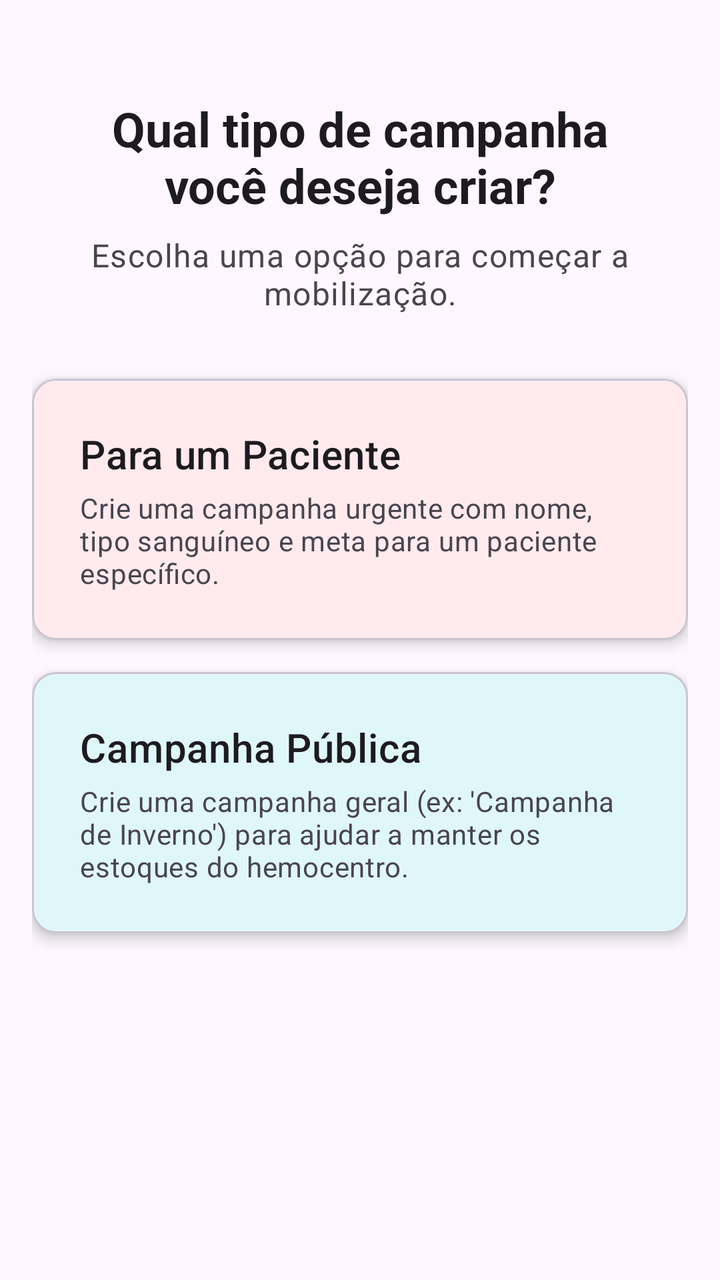
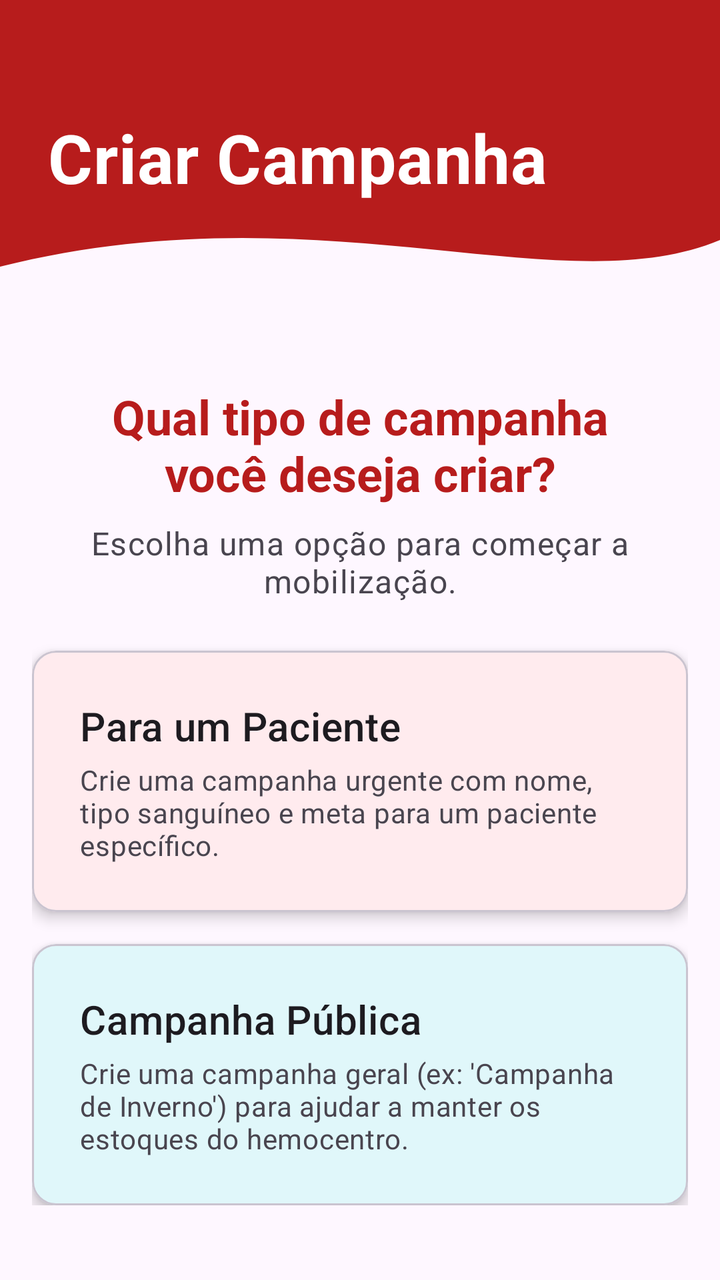

Compare the two renders of this Android layout. The source of the first and the diff that turns it into the second are given below.
<!-- AndroidManifest.xml: application theme Theme.DoandoMais -->
<!-- res/layout/fragment_criar_campanha.xml -->
<?xml version="1.0" encoding="utf-8"?>
<androidx.constraintlayout.widget.ConstraintLayout xmlns:android="http://schemas.android.com/apk/res/android"
    xmlns:app="http://schemas.android.com/apk/res-auto"
    xmlns:tools="http://schemas.android.com/tools"
    android:layout_width="match_parent"
    android:layout_height="match_parent"
    android:padding="16dp"
    tools:context=".ui.campanha_criar.CriarCampanhaFragment">

    <TextView
        android:id="@+id/tv_criar_titulo"
        android:layout_width="wrap_content"
        android:layout_height="wrap_content"
        android:layout_marginTop="32dp"
        android:text="Qual tipo de campanha\nvocê deseja criar?"
        android:textAppearance="?attr/textAppearanceHeadline5"
        android:textStyle="bold"
        android:textColor="?attr/colorOnSurface"
        android:gravity="center"
        app:layout_constraintEnd_toEndOf="parent"
        app:layout_constraintStart_toStartOf="parent"
        app:layout_constraintTop_toTopOf="parent" />

    <TextView
        android:id="@+id/tv_criar_subtitulo"
        android:layout_width="0dp"
        android:layout_height="wrap_content"
        android:layout_marginTop="8dp"
        android:text="Escolha uma opção para começar a mobilização."
        android:textAppearance="?attr/textAppearanceBody1"
        android:textColor="?attr/colorOnSurfaceVariant"
        android:gravity="center"
        app:layout_constraintEnd_toEndOf="parent"
        app:layout_constraintStart_toStartOf="parent"
        app:layout_constraintTop_toBottomOf="@id/tv_criar_titulo" />


    <com.google.android.material.card.MaterialCardView
        android:id="@+id/card_criar_paciente"
        android:layout_width="0dp"
        android:layout_height="wrap_content"
        android:layout_marginTop="32dp"
        android:clickable="true"
        android:focusable="true"
        app:cardElevation="4dp"
        app:cardBackgroundColor="@color/card_paciente_bg"
        app:layout_constraintEnd_toEndOf="parent"
        app:layout_constraintStart_toStartOf="parent"
        app:layout_constraintTop_toBottomOf="@id/tv_criar_subtitulo"
        app:strokeColor="?attr/colorOutlineVariant"
        app:strokeWidth="1dp">

        <LinearLayout
            android:layout_width="match_parent"
            android:layout_height="wrap_content"
            android:orientation="vertical"
            android:padding="24dp">

            <TextView
                android:layout_width="wrap_content"
                android:layout_height="wrap_content"
                android:text="Para um Paciente"
                android:textAppearance="?attr/textAppearanceHeadline6"
                android:textColor="?attr/colorOnSurface" />

            <TextView
                android:layout_width="wrap_content"
                android:layout_height="wrap_content"
                android:layout_marginTop="4dp"
                android:text="Crie uma campanha urgente com nome, tipo sanguíneo e meta para um paciente específico."
                android:textAppearance="?attr/textAppearanceBody2"
                android:textColor="?attr/colorOnSurfaceVariant" />
        </LinearLayout>
    </com.google.android.material.card.MaterialCardView>

    <com.google.android.material.card.MaterialCardView
        android:id="@+id/card_criar_publica"
        android:layout_width="0dp"
        android:layout_height="wrap_content"
        android:layout_marginTop="16dp"
        android:clickable="true"
        android:focusable="true"
        app:cardElevation="4dp"
        app:cardBackgroundColor="@color/card_publica_bg"
        app:layout_constraintEnd_toEndOf="parent"
        app:layout_constraintStart_toStartOf="parent"
        app:layout_constraintTop_toBottomOf="@id/card_criar_paciente"
        app:strokeColor="?attr/colorOutlineVariant"
        app:strokeWidth="1dp">

        <LinearLayout
            android:layout_width="match_parent"
            android:layout_height="wrap_content"
            android:orientation="vertical"
            android:padding="24dp">

            <TextView
                android:layout_width="wrap_content"
                android:layout_height="wrap_content"
                android:text="Campanha Pública"
                android:textAppearance="?attr/textAppearanceHeadline6"
                android:textColor="?attr/colorOnSurface" />

            <TextView
                android:layout_width="wrap_content"
                android:layout_height="wrap_content"
                android:layout_marginTop="4dp"
                android:text="Crie uma campanha geral (ex: 'Campanha de Inverno') para ajudar a manter os estoques do hemocentro."
                android:textAppearance="?attr/textAppearanceBody2"
                android:textColor="?attr/colorOnSurfaceVariant" />
        </LinearLayout>
    </com.google.android.material.card.MaterialCardView>

</androidx.constraintlayout.widget.ConstraintLayout>
<!-- resources referenced by this layout -->
<resources>
  <color name="card_paciente_bg">#FFEBEE</color>
  <color name="card_publica_bg">#E0F7FA</color> ```
  <style name="Theme.DoandoMais" parent="Base.Theme.DoandoMais" />
  <style name="Base.Theme.DoandoMais" parent="Theme.Material3.DayNight.NoActionBar">
          
          
      </style>
</resources>

<!-- the commit's change to res/layout/fragment_criar_campanha.xml (unified diff, before → after) -->
@@ -4,111 +4,140 @@
     xmlns:tools="http://schemas.android.com/tools"
     android:layout_width="match_parent"
     android:layout_height="match_parent"
-    android:padding="16dp"
+    android:background="?attr/colorSurface"
     tools:context=".ui.campanha_criar.CriarCampanhaFragment">
 
+    <ImageView
+        android:id="@+id/header_background"
+        android:layout_width="match_parent"
+        android:layout_height="160dp"
+        android:scaleType="fitXY"
+        android:src="@drawable/bg_header_wave"
+        app:layout_constraintTop_toTopOf="parent"
+        app:layout_constraintStart_toStartOf="parent"
+        app:layout_constraintEnd_toEndOf="parent" />
+
     <TextView
-        android:id="@+id/tv_criar_titulo"
+        android:id="@+id/tv_criar_header_titulo"
         android:layout_width="wrap_content"
         android:layout_height="wrap_content"
-        android:layout_marginTop="32dp"
-        android:text="Qual tipo de campanha\nvocê deseja criar?"
-        android:textAppearance="?attr/textAppearanceHeadline5"
+        android:layout_marginTop="56dp"
+        android:layout_marginStart="24dp"
+        android:text="Criar Campanha"
+        android:textAppearance="?attr/textAppearanceHeadline4"
+        android:textColor="@color/white"
         android:textStyle="bold"
-        android:textColor="?attr/colorOnSurface"
-        android:gravity="center"
-        app:layout_constraintEnd_toEndOf="parent"
         app:layout_constraintStart_toStartOf="parent"
         app:layout_constraintTop_toTopOf="parent" />
 
-    <TextView
-        android:id="@+id/tv_criar_subtitulo"
+    <ScrollView
         android:layout_width="0dp"
-        android:layout_height="wrap_content"
-        android:layout_marginTop="8dp"
-        android:text="Escolha uma opção para começar a mobilização."
-        android:textAppearance="?attr/textAppearanceBody1"
-        android:textColor="?attr/colorOnSurfaceVariant"
-        android:gravity="center"
-        app:layout_constraintEnd_toEndOf="parent"
+        android:layout_height="0dp"
+        android:clipToPadding="false"
+        android:padding="16dp"
+        app:layout_constraintTop_toBottomOf="@id/header_background"
+        app:layout_constraintBottom_toBottomOf="parent"
         app:layout_constraintStart_toStartOf="parent"
-        app:layout_constraintTop_toBottomOf="@id/tv_criar_titulo" />
-
-
-    <com.google.android.material.card.MaterialCardView
-        android:id="@+id/card_criar_paciente"
-        android:layout_width="0dp"
-        android:layout_height="wrap_content"
-        android:layout_marginTop="32dp"
-        android:clickable="true"
-        android:focusable="true"
-        app:cardElevation="4dp"
-        app:cardBackgroundColor="@color/card_paciente_bg"
-        app:layout_constraintEnd_toEndOf="parent"
-        app:layout_constraintStart_toStartOf="parent"
-        app:layout_constraintTop_toBottomOf="@id/tv_criar_subtitulo"
-        app:strokeColor="?attr/colorOutlineVariant"
-        app:strokeWidth="1dp">
+        app:layout_constraintEnd_toEndOf="parent">
 
         <LinearLayout
             android:layout_width="match_parent"
             android:layout_height="wrap_content"
-            android:orientation="vertical"
-            android:padding="24dp">
+            android:orientation="vertical">
 
             <TextView
-                android:layout_width="wrap_content"
+                android:id="@+id/tv_criar_titulo"
+                android:layout_width="match_parent"
                 android:layout_height="wrap_content"
-                android:text="Para um Paciente"
-                android:textAppearance="?attr/textAppearanceHeadline6"
-                android:textColor="?attr/colorOnSurface" />
+                android:layout_marginTop="16dp"
+                android:gravity="center"
+                android:text="Qual tipo de campanha\nvocê deseja criar?"
+                android:textAppearance="?attr/textAppearanceHeadline5"
+                android:textStyle="bold"
+                android:textColor="@color/doando_red_primary" />
 
             <TextView
-                android:layout_width="wrap_content"
+                android:id="@+id/tv_criar_subtitulo"
+                android:layout_width="match_parent"
                 android:layout_height="wrap_content"
-                android:layout_marginTop="4dp"
-                android:text="Crie uma campanha urgente com nome, tipo sanguíneo e meta para um paciente específico."
-                android:textAppearance="?attr/textAppearanceBody2"
+                android:layout_marginTop="8dp"
+                android:gravity="center"
+                android:text="Escolha uma opção para começar a mobilização."
+                android:textAppearance="?attr/textAppearanceBody1"
                 android:textColor="?attr/colorOnSurfaceVariant" />
+
+
+            <com.google.android.material.card.MaterialCardView
+                android:id="@+id/card_criar_paciente"
+                android:layout_width="match_parent"
+                android:layout_height="wrap_content"
+                android:layout_marginTop="24dp"
+                android:clickable="true"
+                android:focusable="true"
+                app:cardBackgroundColor="@color/card_paciente_bg"
+                app:cardElevation="4dp"
+                app:strokeColor="?attr/colorOutlineVariant"
+                app:strokeWidth="1dp">
+
+                <LinearLayout
+                    android:layout_width="match_parent"
+                    android:layout_height="wrap_content"
+                    android:orientation="vertical"
+                    android:padding="24dp">
+
+                    <TextView
+                        android:layout_width="wrap_content"
+                        android:layout_height="wrap_content"
+                        android:text="Para um Paciente"
+                        android:textAppearance="?attr/textAppearanceHeadline6"
+                        android:textColor="?attr/colorOnSurface" />
+
+                    <TextView
+                        android:layout_width="wrap_content"
+                        android:layout_height="wrap_content"
+                        android:layout_marginTop="4dp"
+                        android:text="Crie uma campanha urgente com nome, tipo sanguíneo e meta para um paciente específico."
+                        android:textAppearance="?attr/textAppearanceBody2"
+                        android:textColor="?attr/colorOnSurfaceVariant" />
+                </LinearLayout>
+            </com.google.android.material.card.MaterialCardView>
+
+            <com.google.android.material.card.MaterialCardView
+                android:id="@+id/card_criar_publica"
+                android:layout_width="match_parent"
+                android:layout_height="wrap_content"
+                android:layout_marginTop="16dp"
+                android:clickable="true"
+                android:focusable="true"
+                app:cardBackgroundColor="@color/card_publica_bg"
+                app:cardElevation="4dp"
+                app:strokeColor="?attr/colorOutlineVariant"
+                app:strokeWidth="1dp">
+
+                <LinearLayout
+                    android:layout_width="match_parent"
+                    android:layout_height="wrap_content"
+                    android:orientation="vertical"
+                    android:padding="24dp">
+
+                    <TextView
+                        android:layout_width="wrap_content"
+                        android:layout_height="wrap_content"
+                        android:text="Campanha Pública"
+                        android:textAppearance="?attr/textAppearanceHeadline6"
+                        android:textColor="?attr/colorOnSurface" />
+
+                    <TextView
+                        android:layout_width="wrap_content"
+                        android:layout_height="wrap_content"
+                        android:layout_marginTop="4dp"
+                        android:text="Crie uma campanha geral (ex: 'Campanha de Inverno') para ajudar a manter os estoques do hemocentro."
+                        android:textAppearance="?attr/textAppearanceBody2"
+                        android:textColor="?attr/colorOnSurfaceVariant" />
+                </LinearLayout>
+            </com.google.android.material.card.MaterialCardView>
+
         </LinearLayout>
-    </com.google.android.material.card.MaterialCardView>
-
-    <com.google.android.material.card.MaterialCardView
-        android:id="@+id/card_criar_publica"
-        android:layout_width="0dp"
-        android:layout_height="wrap_content"
-        android:layout_marginTop="16dp"
-        android:clickable="true"
-        android:focusable="true"
-        app:cardElevation="4dp"
-        app:cardBackgroundColor="@color/card_publica_bg"
-        app:layout_constraintEnd_toEndOf="parent"
-        app:layout_constraintStart_toStartOf="parent"
-        app:layout_constraintTop_toBottomOf="@id/card_criar_paciente"
-        app:strokeColor="?attr/colorOutlineVariant"
-        app:strokeWidth="1dp">
-
-        <LinearLayout
-            android:layout_width="match_parent"
-            android:layout_height="wrap_content"
-            android:orientation="vertical"
-            android:padding="24dp">
-
-            <TextView
-                android:layout_width="wrap_content"
-                android:layout_height="wrap_content"
-                android:text="Campanha Pública"
-                android:textAppearance="?attr/textAppearanceHeadline6"
-                android:textColor="?attr/colorOnSurface" />
-
-            <TextView
-                android:layout_width="wrap_content"
-                android:layout_height="wrap_content"
-                android:layout_marginTop="4dp"
-                android:text="Crie uma campanha geral (ex: 'Campanha de Inverno') para ajudar a manter os estoques do hemocentro."
-                android:textAppearance="?attr/textAppearanceBody2"
-                android:textColor="?attr/colorOnSurfaceVariant" />
-        </LinearLayout>
-    </com.google.android.material.card.MaterialCardView>
+    </ScrollView>
 
 </androidx.constraintlayout.widget.ConstraintLayout>
<!-- resource entries referenced after the edit -->
@@ -2,6 +2,18 @@
 <resources>
   <color name="card_paciente_bg">#FFEBEE</color>
   <color name="card_publica_bg">#E0F7FA</color> ```
+  <color name="doando_red_primary">#B71C1C</color>
+  <color name="white">#FFFFFFFF</color>
+  <!-- drawable bg_header_wave (drawable) -->
+  <vector xmlns:android="http://schemas.android.com/apk/res/android"
+      android:width="360dp"
+      android:height="240dp"
+      android:viewportWidth="360"
+      android:viewportHeight="240">
+      <path
+          android:fillColor="@color/doando_red_primary"
+          android:pathData="M0,0L360,0L360,180C280,230 160,140 0,200L0,0Z" />
+  </vector>
   <style name="Theme.DoandoMais" parent="Base.Theme.DoandoMais" />
   <style name="Base.Theme.DoandoMais" parent="Theme.Material3.DayNight.NoActionBar">
           
